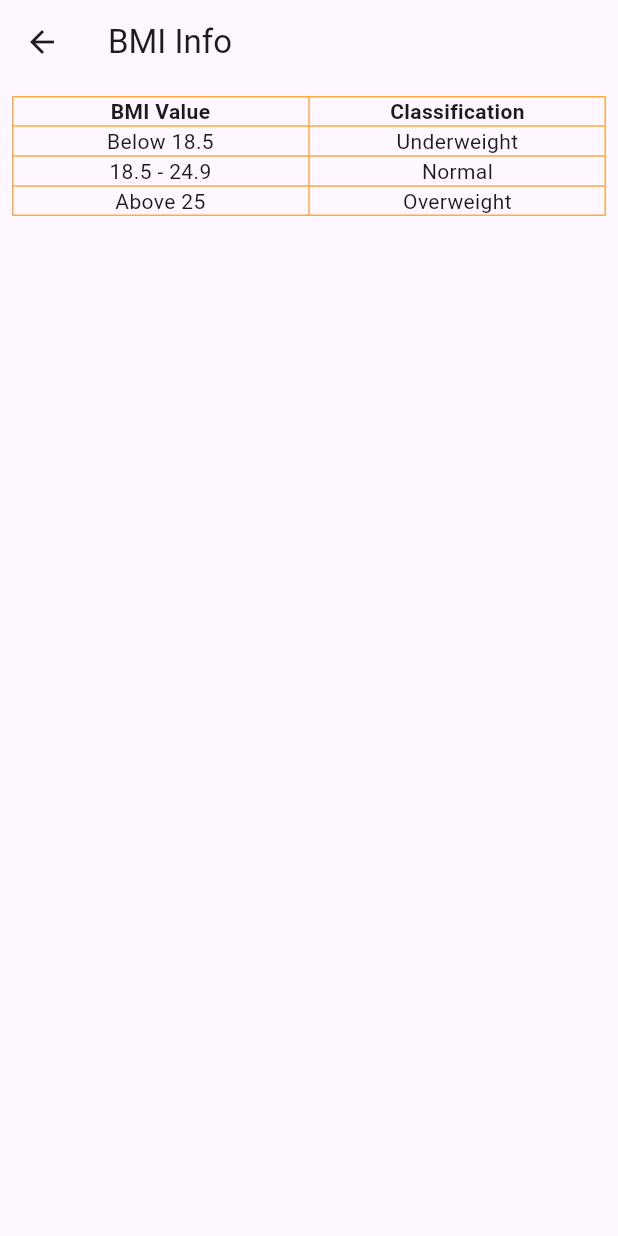
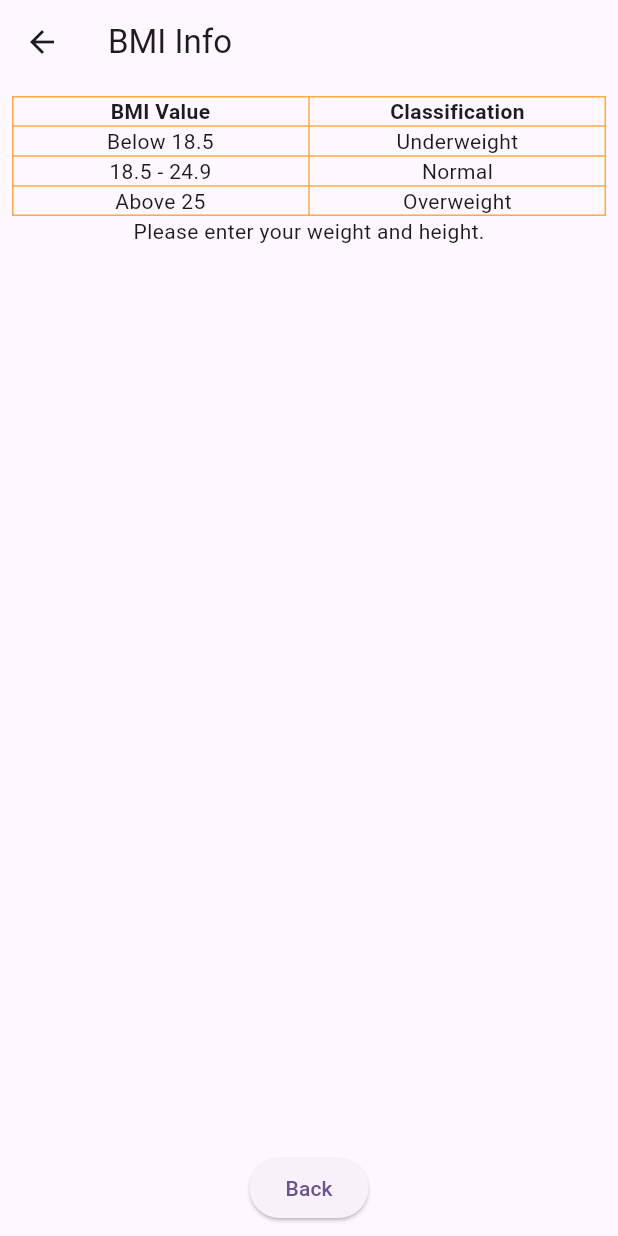
Before and after one commit to yongfeng119/bmi_calculator_practical3, a Flutter app: the screen it shows after launch, after a tap on the "info" icon, on a phone screen of 412 x 824 dp. Run offline on Flutter 3.47's test engine with Material 3 defaults, Android fonts, the phone set to English and light mode, and no system bars.

Commit message:
Third Commit

```diff
--- a/lib/info.dart
+++ b/lib/info.dart
@@ -54,8 +54,17 @@ class Info extends StatelessWidget {
                   ]
               ),
             ],
-          )
-        ],),),
+          ),
+          bmi == '' ?
+              Text('Please enter your weight and height.') :
+              Text('Your BMI is : $bmi'),
+          Expanded(child: SizedBox()),
+          ElevatedButton(onPressed: (){
+            Navigator.pop(context);
+          }, child: Text('Back'))
+        ],
+        ),
+        ),
       ),
     );
   }
```
